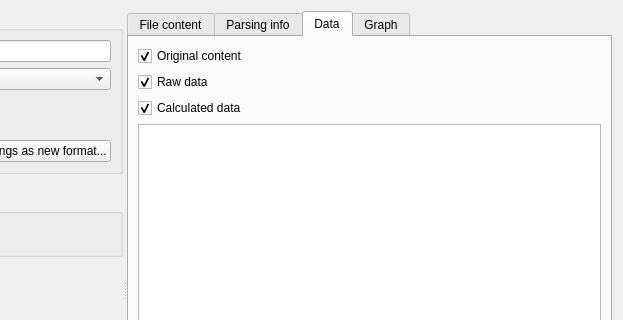
This is GUI/coregui/Views/SpecularDataWidgets/SpecularDataImportWidget.ui in scgmlz/BornAgain as Qt 5 draws it before an edit; both pictures show x 416 to 1039 and y 0 to 320 of the 1039 by 580 pixel window. The edited form follows.
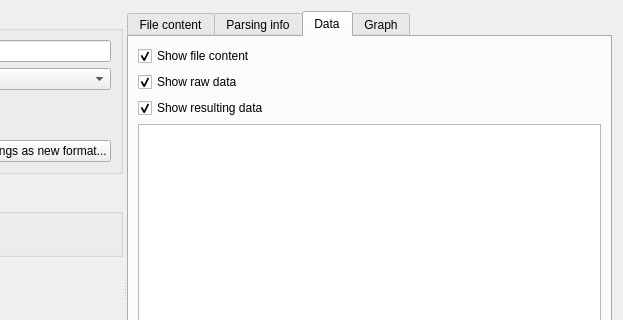
This is the edited form. Custom widgets are drawn as their Qt base class.

Commit message: import reflectometry data; working tags; clean up code

What changed in the file:
```diff
--- a/GUI/coregui/Views/SpecularDataWidgets/SpecularDataImportWidget.ui
+++ b/GUI/coregui/Views/SpecularDataWidgets/SpecularDataImportWidget.ui
@@ -230,7 +230,7 @@
         <item>
          <widget class="QCheckBox" name="originalRowCheckBox">
           <property name="text">
-           <string>Original content</string>
+           <string>Show file content</string>
           </property>
           <property name="checked">
            <bool>true</bool>
@@ -240,7 +240,7 @@
         <item>
          <widget class="QCheckBox" name="rawDataCheckBox">
           <property name="text">
-           <string>Raw data</string>
+           <string>Show raw data</string>
           </property>
           <property name="checked">
            <bool>true</bool>
@@ -250,7 +250,7 @@
         <item>
          <widget class="QCheckBox" name="calculatedDataCheckBox">
           <property name="text">
-           <string>Calculated data</string>
+           <string>Show resulting data</string>
           </property>
           <property name="checked">
            <bool>true</bool>
```
Left out of the diff: 3 changed lines with no effect on the pictures. The commit also changes 12 other files.
